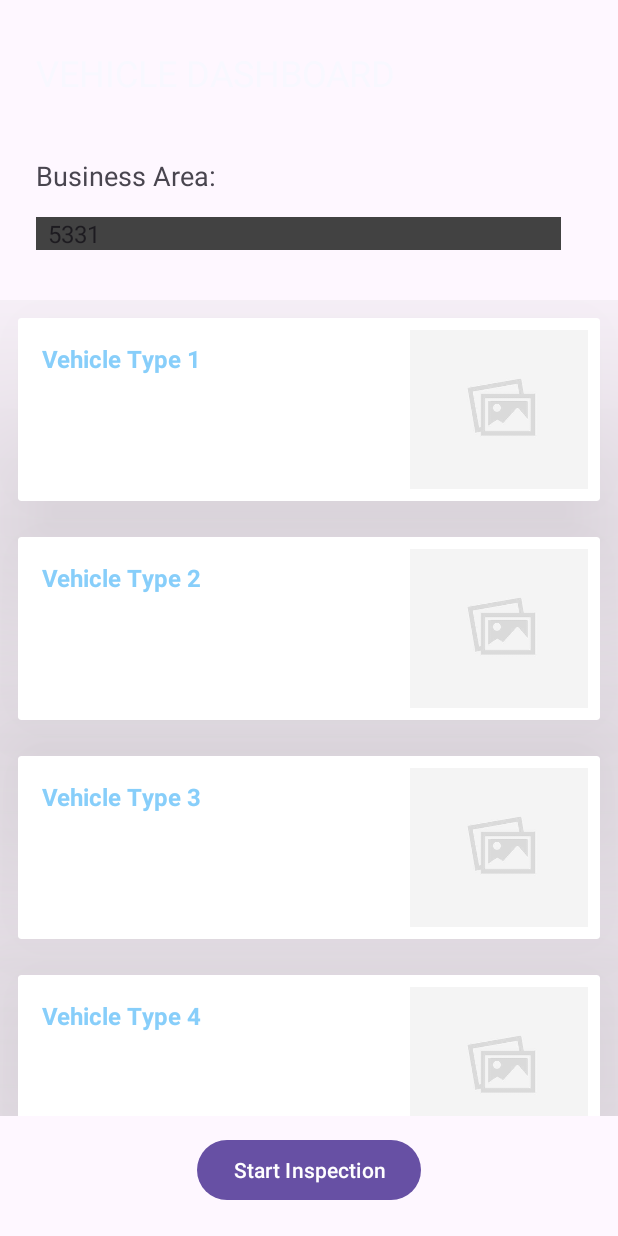
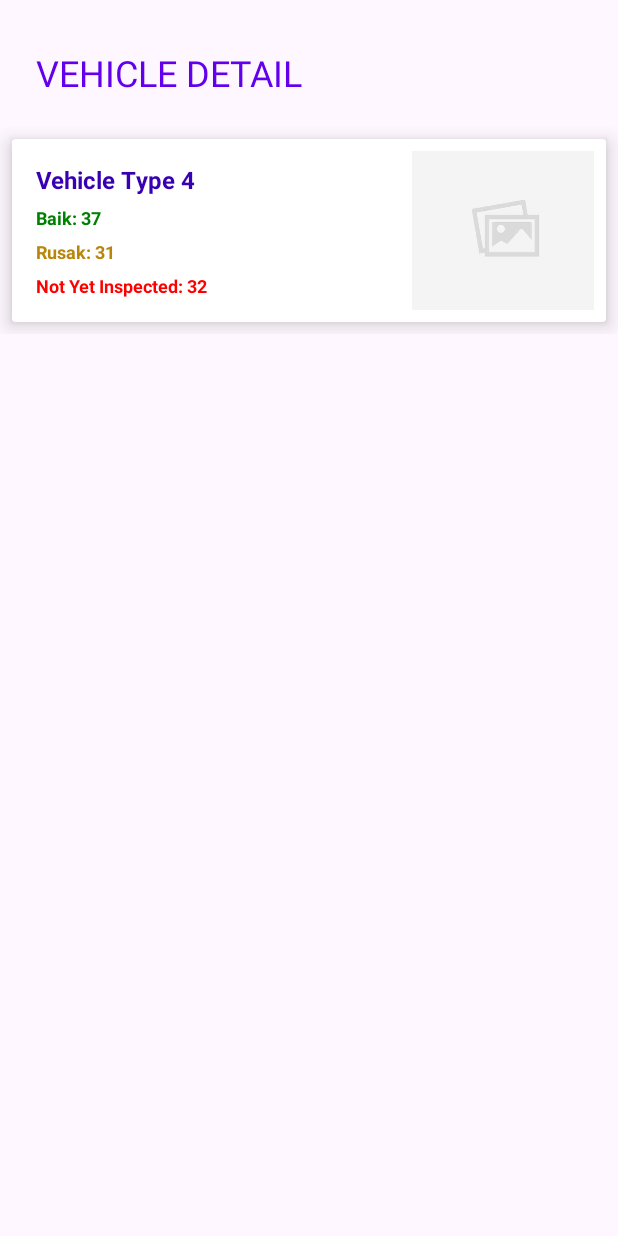
Before and after one commit to raoulvendreo/Inspektor, an Android app: the VehicleDashboardActivity screen opened directly, with no data from a screen before it, after a tap on an icon or button, on a phone screen of 412 x 824 dp. Run offline under Robolectric (Android 15) with nearby library versions, the phone set to English and light mode, and no system bars; pictures from the network do not load; 3 other taps on this screen came first.

Commit message:
21-11-23
Sedang mengerjakan halaman Vehicle Details (tinggal tahap populate recyclerView dengan dummy data), selanjutnya masuk ke halaman Vehicle Planning Inspection.

```diff
--- a/app/src/main/java/com/example/inspektor/VehicleCategoryAdapter.java
+++ b/app/src/main/java/com/example/inspektor/VehicleCategoryAdapter.java
@@ -12,6 +12,8 @@ import androidx.cardview.widget.CardView;
 import androidx.recyclerview.widget.RecyclerView;
 
 import com.bumptech.glide.Glide;
+import com.example.inspektor.activity.OnVehicleTypeClickListener;
+import com.example.inspektor.activity.VehicleDetailsActivity;
 import com.example.inspektor.databinding.ListVehicleCategoryBinding;
 import com.example.inspektor.fragment.VehicleDetailsFragment;
 import com.example.inspektor.model.VehicleCategoryListItem;
@@ -23,9 +25,12 @@ public class VehicleCategoryAdapter extends RecyclerView.Adapter<VehicleCategory
     private List<VehicleCategoryListItem> itemList;
     private Context context;
 
-    public VehicleCategoryAdapter(List<VehicleCategoryListItem> itemList, Context context) {
+    private OnVehicleTypeClickListener listener;
+
+    public VehicleCategoryAdapter(List<VehicleCategoryListItem> itemList, Context context, OnVehicleTypeClickListener listener) {
         this.itemList = itemList;
         this.context = context;
+        this.listener = listener;
     }
 
     @NonNull
@@ -47,14 +52,18 @@ public class VehicleCategoryAdapter extends RecyclerView.Adapter<VehicleCategory
                 .placeholder(R.drawable.placeholder_img)
                 .into(holder.imgVCat);
 
-        /*holder.cardView.setOnClickListener(view -> {
-            Intent i = new Intent();
-        });*/
+//        holder.bind(itemList.get(position), listener);
 
         holder.cardView.setOnClickListener(view -> {
+            listener.onVehicleTypeClick(itemList.get(position));
+            /*Intent i = new Intent(context, VehicleDetailsActivity.class);
+            context.startActivity(i);*/
+        });
+
+        /*holder.cardView.setOnClickListener(view -> {
             Intent i = new Intent(view.getContext(), VehicleDetailsFragment.class);
             view.getContext().startActivity(i);
-        });
+        });*/
     }
 
     @Override
@@ -78,5 +87,10 @@ public class VehicleCategoryAdapter extends RecyclerView.Adapter<VehicleCategory
             imgVCat = binding.imgVehicleCat;
             cardView = binding.listItemContainer;
         }
+
+        public void bind(VehicleCategoryListItem vehicleCategoryListItem, OnVehicleTypeClickListener listener) {
+
+
+        }
     }
 }
--- /dev/null
+++ b/app/src/main/java/com/example/inspektor/activity/OnVehicleTypeClickListener.java
@@ -0,0 +1,9 @@
+package com.example.inspektor.activity;
+
+import com.example.inspektor.model.VehicleCategoryListItem;
+
+public interface OnVehicleTypeClickListener {
+
+    void onVehicleTypeClick(VehicleCategoryListItem itemList);
+
+}
--- a/app/src/main/java/com/example/inspektor/activity/VehicleDashboardActivity.java
+++ b/app/src/main/java/com/example/inspektor/activity/VehicleDashboardActivity.java
@@ -18,7 +18,7 @@ import com.example.inspektor.model.VehicleCategoryListItem;
 import java.util.ArrayList;
 import java.util.List;
 
-public class VehicleDashboardActivity extends AppCompatActivity implements AdapterView.OnItemSelectedListener {
+public class VehicleDashboardActivity extends AppCompatActivity implements AdapterView.OnItemSelectedListener, OnVehicleTypeClickListener {
 
     ActivityVehicleDashboardBinding binding;
     RecyclerView recyclerView;
@@ -50,7 +50,7 @@ public class VehicleDashboardActivity extends AppCompatActivity implements Adapt
             itemList.add(listItem);
         }
 
-    categoryAdapter = new VehicleCategoryAdapter(itemList, this);
+    categoryAdapter = new VehicleCategoryAdapter(itemList, this, this);
     recyclerView.setAdapter(categoryAdapter);
 
     }
@@ -85,4 +85,11 @@ public class VehicleDashboardActivity extends AppCompatActivity implements Adapt
     public void onNothingSelected(AdapterView<?> adapterView) {
 
     }
+
+    @Override
+    public void onVehicleTypeClick(VehicleCategoryListItem itemList) {
+        startActivity(new Intent(VehicleDashboardActivity.this,VehicleDetailsActivity.class)
+                .putExtra("data", itemList));
+
+    }
 }
--- /dev/null
+++ b/app/src/main/java/com/example/inspektor/activity/VehicleDetailsActivity.java
@@ -0,0 +1,47 @@
+package com.example.inspektor.activity;
+
+import androidx.appcompat.app.AppCompatActivity;
+
+import android.os.Bundle;
+
+import com.example.inspektor.R;
+import com.example.inspektor.databinding.ActivityVehicleDetailsBinding;
+import com.example.inspektor.model.VehicleCategoryListItem;
+
+public class VehicleDetailsActivity extends AppCompatActivity implements OnVehicleTypeClickListener{
+
+    ActivityVehicleDetailsBinding binding;
+    VehicleCategoryListItem listItem;
+
+    @Override
+    protected void onCreate(Bundle savedInstanceState) {
+        super.onCreate(savedInstanceState);
+
+
+        InitializeView();
+
+        listItem = (VehicleCategoryListItem) getIntent().getSerializableExtra("data");
+
+        assert listItem != null;
+        binding.tvVehicleCategory.setText(listItem.getVehicleCategory());
+        binding.tvConditionGood.setText(listItem.getConditionGood());
+        binding.tvConditionBroken.setText(listItem.getConditionBad());
+        binding.tvNotYetInspected.setText(listItem.getNotYetInspected());
+
+        //use Glide to bind the Image
+
+    }
+
+    private void InitializeView() {
+            binding = ActivityVehicleDetailsBinding.inflate(getLayoutInflater());
+            setContentView(binding.getRoot());
+
+
+    }
+
+
+    @Override
+    public void onVehicleTypeClick(VehicleCategoryListItem itemList) {
+
+    }
+}
--- a/app/src/main/java/com/example/inspektor/model/VehicleCategoryListItem.java
+++ b/app/src/main/java/com/example/inspektor/model/VehicleCategoryListItem.java
@@ -1,6 +1,8 @@
 package com.example.inspektor.model;
 
-public class VehicleCategoryListItem {
+import java.io.Serializable;
+
+public class VehicleCategoryListItem implements Serializable {
 
     private String vehicleCategory;
     private String conditionGood;
--- a/app/src/main/res/layout/activity_login.xml
+++ b/app/src/main/res/layout/activity_login.xml
@@ -14,7 +14,7 @@
         android:layout_marginBottom="100dp"
         android:layout_marginHorizontal="30dp"
         android:textSize="38sp"
-        android:textColor="@color/win8_orange"/>
+        android:textColor="@color/colorPrimary"/>
 
     <com.google.android.material.textfield.TextInputLayout
         android:layout_width="match_parent"
--- a/app/src/main/res/layout/activity_vehicle_dashboard.xml
+++ b/app/src/main/res/layout/activity_vehicle_dashboard.xml
@@ -4,7 +4,8 @@
     xmlns:tools="http://schemas.android.com/tools"
     android:layout_width="match_parent"
     android:layout_height="match_parent"
-    tools:context=".activity.VehicleDashboardActivity">
+    tools:context=".activity.VehicleDashboardActivity"
+    android:background="@color/WhiteSmoke">
 
     <TextView
         android:id="@+id/tv_dashboard"
@@ -19,29 +20,29 @@
         app:layout_constraintHorizontal_bias="0.0"
         app:layout_constraintStart_toStartOf="parent"
         app:layout_constraintTop_toTopOf="parent"
-        android:textColor="@color/GhostWhite"
+        android:textColor="@color/colorPrimary"
         />
 
     <TextView
         android:layout_width="wrap_content"
         android:layout_height="wrap_content"
-        android:layout_marginStart="24dp"
-        android:layout_marginTop="40dp"
+        android:layout_marginStart="16dp"
+        android:layout_marginTop="60dp"
+        android:text="Business Area: "
+        android:textSize="18sp"
         app:layout_constraintStart_toStartOf="parent"
-        app:layout_constraintTop_toBottomOf="@+id/tv_dashboard"
-        android:text="Business Area: "
-        android:textSize="18sp"/>
+        app:layout_constraintTop_toBottomOf="@+id/tv_dashboard" />
 
     <Spinner
         android:id="@+id/spinner"
-        android:layout_width="350dp"
-        android:layout_height="wrap_content"
-        android:layout_marginStart="24dp"
-        android:layout_marginTop="80dp"
+        android:layout_width="120dp"
+        android:layout_height="45dp"
+        android:layout_marginStart="144dp"
+        android:layout_marginTop="48dp"
+        android:background="@android:drawable/spinner_background"
+        android:popupBackground="@android:drawable/spinner_dropdown_background"
         app:layout_constraintStart_toStartOf="parent"
-        app:layout_constraintTop_toBottomOf="@+id/tv_dashboard"
-        android:popupBackground="@android:color/widget_edittext_dark"
-        android:background="@color/cardview_dark_background"/>
+        app:layout_constraintTop_toBottomOf="@+id/tv_dashboard" />
 
     <androidx.recyclerview.widget.RecyclerView
         android:id="@+id/recycler_view_dashboard"
@@ -54,6 +55,7 @@
         android:scrollbars="vertical"
         android:scrollbarSize="7dp"
         android:layout_marginBottom="80dp"
+        android:background="@color/WhiteSmoke"
         />
 
     <Button
--- /dev/null
+++ b/app/src/main/res/layout/activity_vehicle_details.xml
@@ -0,0 +1,115 @@
+<?xml version="1.0" encoding="utf-8"?>
+<LinearLayout xmlns:android="http://schemas.android.com/apk/res/android"
+    xmlns:app="http://schemas.android.com/apk/res-auto"
+    xmlns:tools="http://schemas.android.com/tools"
+    android:layout_width="match_parent"
+    android:layout_height="match_parent"
+    android:orientation="vertical"
+    tools:context=".activity.VehicleDetailsActivity">
+
+    <TextView
+        android:id="@+id/tv_detail"
+        android:layout_width="wrap_content"
+        android:layout_height="wrap_content"
+        android:layout_marginStart="24dp"
+        android:layout_marginTop="32dp"
+        android:layout_marginEnd="177dp"
+        android:text="VEHICLE DETAIL"
+        android:textSize="24sp"
+        app:layout_constraintEnd_toEndOf="parent"
+        app:layout_constraintHorizontal_bias="0.0"
+        app:layout_constraintStart_toStartOf="parent"
+        app:layout_constraintTop_toTopOf="parent"
+        android:textColor="@color/colorPrimary"/>
+
+    <ScrollView
+        android:layout_marginTop="20dp"
+        android:layout_width="match_parent"
+        android:layout_height="match_parent">
+        <LinearLayout
+            android:orientation="vertical"
+            android:layout_width="match_parent"
+            android:layout_height="wrap_content">
+            <androidx.cardview.widget.CardView
+                android:id="@+id/list_item_container"
+                android:layout_width="match_parent"
+                android:layout_height="wrap_content"
+                app:cardElevation="8dp"
+                android:layout_margin="8dp">
+
+                <LinearLayout
+                    android:orientation="horizontal"
+                    android:layout_width="match_parent"
+                    android:layout_height="wrap_content"
+                    android:layout_margin="8dp"
+                    android:weightSum="3">
+
+                    <LinearLayout
+                        android:orientation="vertical"
+                        android:layout_margin="8dp"
+                        android:layout_width="0dp"
+                        android:layout_height="wrap_content"
+                        android:layout_weight="2">
+                        <TextView
+                            android:id="@+id/tv_vehicle_category"
+                            android:layout_width="match_parent"
+                            android:layout_height="wrap_content"
+                            android:textStyle="bold"
+                            android:textColor="@color/design_default_color_primary_dark"
+                            android:textSize="16sp"
+                            android:maxLines="2"/>
+
+                        <TextView
+                            android:id="@+id/tv_condition_good"
+                            android:layout_width="match_parent"
+                            android:layout_height="wrap_content"
+                            android:textStyle="bold"
+                            android:textColor="@color/green"
+                            android:textSize="12sp"
+                            android:maxLines="1"
+                            android:layout_marginTop="6dp"/>
+
+                        <TextView
+                            android:id="@+id/tv_condition_broken"
+                            android:layout_width="match_parent"
+                            android:layout_height="wrap_content"
+                            android:textStyle="bold"
+                            android:textColor="@color/DarkGoldenrod"
+                            android:textSize="12sp"
+                            android:maxLines="1"
+                            android:layout_marginTop="6dp"/>
+
+                        <TextView
+                            android:id="@+id/tv_not_yet_inspected"
+                            android:layout_width="match_parent"
+                            android:layout_height="wrap_content"
+                            android:textStyle="bold"
+                            android:textColor="@color/red"
+                            android:textSize="12sp"
+                            android:maxLines="1"
+                            android:layout_marginTop="6dp"/>
+
+                    </LinearLayout>
+
+                    <ImageView
+                        android:id="@+id/img_vehicle_cat"
+                        android:layout_weight="1"
+                        android:layout_width="0dp"
+                        android:layout_height="match_parent"
+                        android:src="@drawable/placeholder_img"
+                        android:scaleType="centerCrop"
+                        />
+                </LinearLayout>
+            </androidx.cardview.widget.CardView>
+
+            <androidx.recyclerview.widget.RecyclerView
+                android:id="@+id/recycler_view_details"
+                android:layout_width="match_parent"
+                android:layout_height="wrap_content"
+                android:scrollbars="vertical" />
+        </LinearLayout>
+    </ScrollView>
+
+
+
+</LinearLayout>
--- a/app/src/main/res/layout/activity_vehicle_inspection.xml
+++ b/app/src/main/res/layout/activity_vehicle_inspection.xml
@@ -14,7 +14,7 @@
         android:layout_marginTop="32dp"
         android:layout_marginEnd="177dp"
         android:text="VEHICLE INSPECTION"
-        android:textColor="@color/GhostWhite"
+        android:textColor="@color/colorPrimary"
         android:textSize="24sp"
         app:layout_constraintEnd_toEndOf="parent"
         app:layout_constraintHorizontal_bias="0.0"
--- a/app/src/main/res/layout/fragment_vehicle_details.xml
+++ b/app/src/main/res/layout/fragment_vehicle_details.xml
@@ -19,10 +19,10 @@
         app:layout_constraintHorizontal_bias="0.0"
         app:layout_constraintStart_toStartOf="parent"
         app:layout_constraintTop_toTopOf="parent"
-        android:textColor="@color/GhostWhite"/>
+        android:textColor="@color/colorPrimary"/>
 
     <androidx.recyclerview.widget.RecyclerView
-        android:id="@+id/recycler_view_details"
+
         android:layout_width="match_parent"
         android:layout_height="match_parent"
         android:layout_marginTop="100dp"
--- a/app/src/main/res/layout/list_vehicle_category.xml
+++ b/app/src/main/res/layout/list_vehicle_category.xml
@@ -30,7 +30,7 @@
                 android:layout_width="match_parent"
                 android:layout_height="wrap_content"
                 android:textStyle="bold"
-                android:textColor="@color/LightSkyBlue"
+                android:textColor="@color/design_default_color_primary_dark"
                 android:textSize="16sp"
                 android:maxLines="2"/>
 
@@ -39,7 +39,7 @@
                 android:layout_width="match_parent"
                 android:layout_height="wrap_content"
                 android:textStyle="bold"
-                android:textColor="@color/white"
+                android:textColor="@color/green"
                 android:textSize="12sp"
                 android:maxLines="1"
                 android:layout_marginTop="6dp"/>
@@ -49,7 +49,7 @@
                 android:layout_width="match_parent"
                 android:layout_height="wrap_content"
                 android:textStyle="bold"
-                android:textColor="@color/white"
+                android:textColor="@color/DarkGoldenrod"
                 android:textSize="12sp"
                 android:maxLines="1"
                 android:layout_marginTop="6dp"/>
@@ -59,7 +59,7 @@
                 android:layout_width="match_parent"
                 android:layout_height="wrap_content"
                 android:textStyle="bold"
-                android:textColor="@color/white"
+                android:textColor="@color/red"
                 android:textSize="12sp"
                 android:maxLines="1"
                 android:layout_marginTop="6dp"/>
```
Also changed, not shown: app/src/main/AndroidManifest.xml (+15 -12 lines), app/src/main/java/com/example/inspektor/VehicleDetailsAdapter.java (added, +68 -0 lines), app/src/main/java/com/example/inspektor/model/VehicleDetailsListItem.java (added, +61 -0 lines), app/src/main/res/layout/list_vehicle_details.xml (added, +77 -0 lines).
